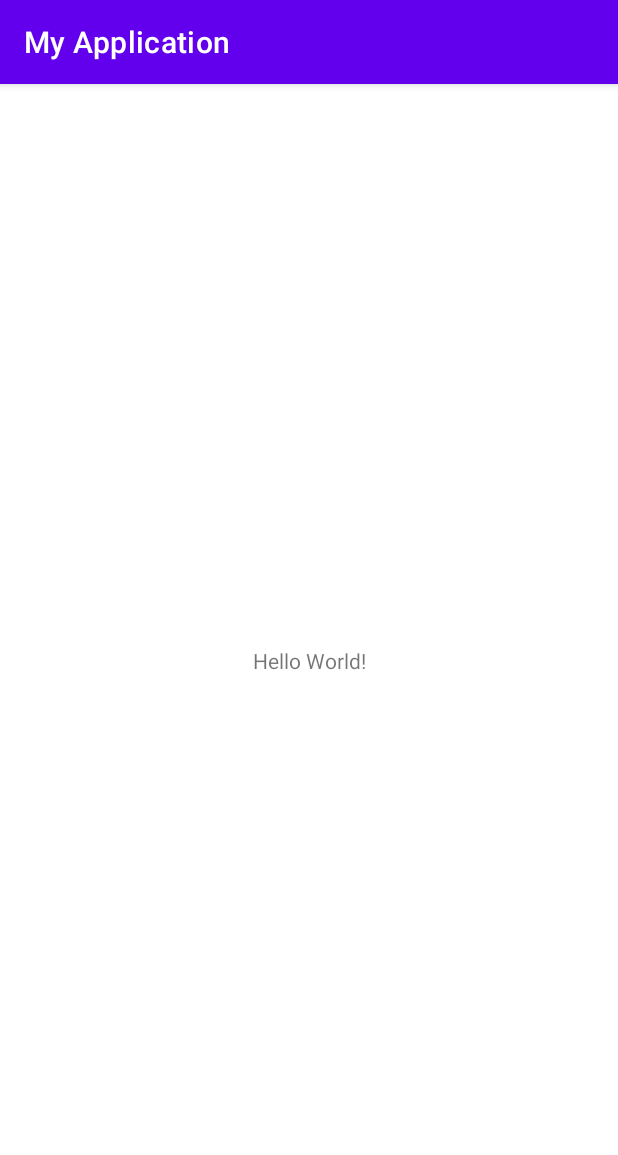
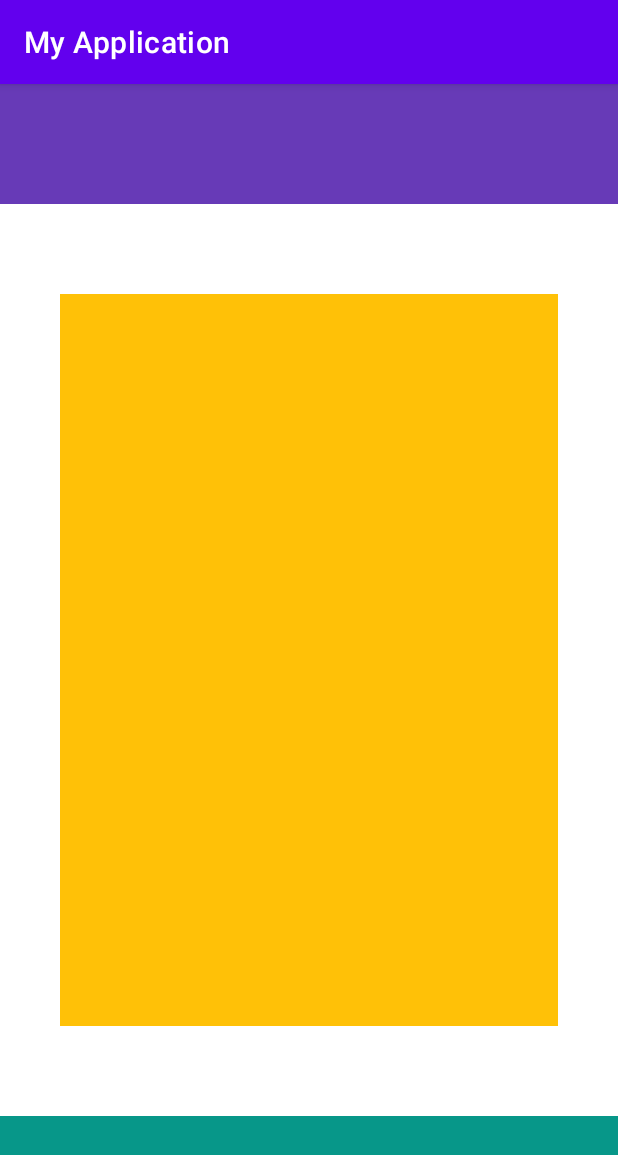
Before and after one commit to vrbprog/SkillAndroin, an Android app: the screen it shows after launch (MainActivity), on a phone screen of 412 x 824 dp. Shown: the top 1155 px of the screen. Run offline under Robolectric (Android 15) with nearby library versions, the phone set to English and light mode, and no system bars.

Commit message:
First project

```diff
--- a/app/src/main/res/layout/activity_main.xml
+++ b/app/src/main/res/layout/activity_main.xml
@@ -1,4 +1,5 @@
 <?xml version="1.0" encoding="utf-8"?>
+
 <androidx.constraintlayout.widget.ConstraintLayout xmlns:android="http://schemas.android.com/apk/res/android"
     xmlns:app="http://schemas.android.com/apk/res-auto"
     xmlns:tools="http://schemas.android.com/tools"
@@ -6,13 +7,52 @@
     android:layout_height="match_parent"
     tools:context=".MainActivity">
 
-    <TextView
-        android:layout_width="wrap_content"
-        android:layout_height="wrap_content"
-        android:text="Hello World!"
+<!--    <TextView-->
+<!--        android:layout_width="wrap_content"-->
+<!--        android:layout_height="wrap_content"-->
+<!--        android:text="Hello World!"-->
+<!--        app:layout_constraintBottom_toBottomOf="parent"-->
+<!--        app:layout_constraintLeft_toLeftOf="parent"-->
+<!--        app:layout_constraintRight_toRightOf="parent"-->
+<!--        app:layout_constraintTop_toTopOf="parent" />-->
+
+    <FrameLayout
+        android:id="@+id/upper_frame"
+        android:layout_width="match_parent"
+        android:layout_height="80dp"
+        android:background="#673AB7"
+        app:layout_constraintStart_toStartOf="parent"
+        app:layout_constraintTop_toTopOf="parent"
+        tools:ignore="MissingConstraints">
+
+    </FrameLayout>
+
+    <FrameLayout
+        android:id="@+id/center_frame"
+        android:layout_width="match_parent"
+        android:layout_height="0dp"
+        android:layout_marginStart="40dp"
+        android:layout_marginTop="60dp"
+        android:layout_marginEnd="40dp"
+        android:layout_marginBottom="60dp"
+        android:background="#FFC107"
+        app:layout_constraintBottom_toTopOf="@id/bottom_frame"
+        app:layout_constraintEnd_toEndOf="parent"
+        app:layout_constraintStart_toStartOf="parent"
+        app:layout_constraintTop_toBottomOf="@id/upper_frame"
+        tools:ignore="MissingConstraints">
+
+    </FrameLayout>
+
+    <FrameLayout
+        android:id="@+id/bottom_frame"
+        android:layout_width="match_parent"
+        android:layout_height="80dp"
+        android:background="#079789"
+        app:layout_constraintStart_toStartOf="parent"
         app:layout_constraintBottom_toBottomOf="parent"
-        app:layout_constraintLeft_toLeftOf="parent"
-        app:layout_constraintRight_toRightOf="parent"
-        app:layout_constraintTop_toTopOf="parent" />
+        tools:ignore="MissingConstraints">
+
+    </FrameLayout>
 
 </androidx.constraintlayout.widget.ConstraintLayout>
```
